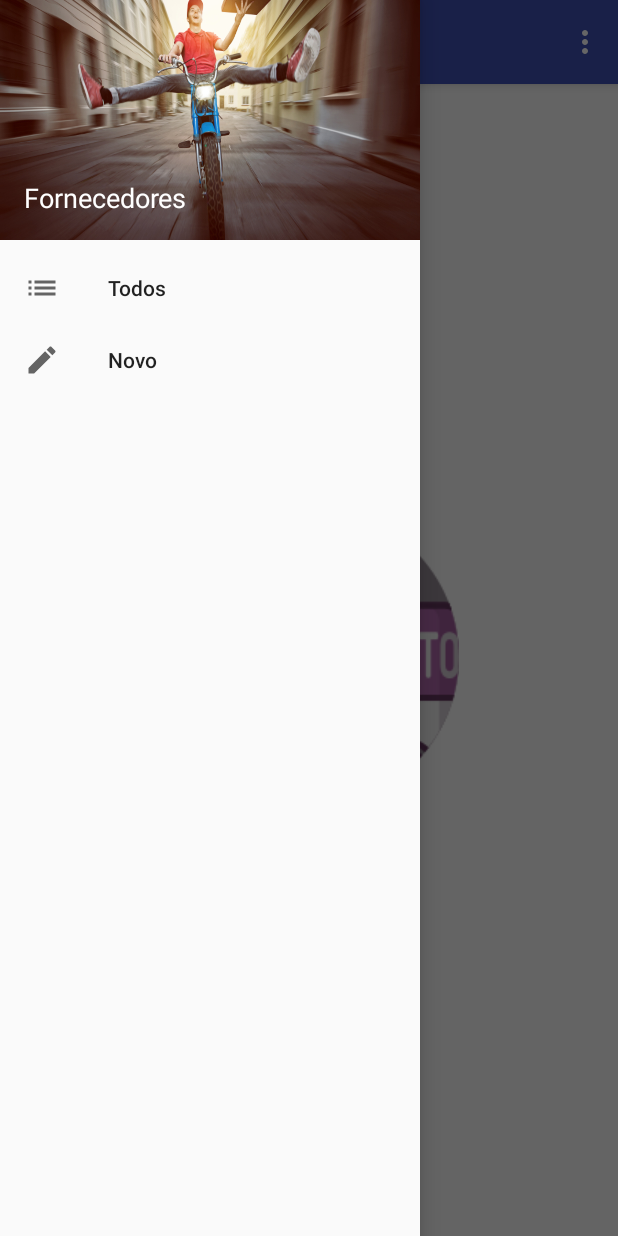
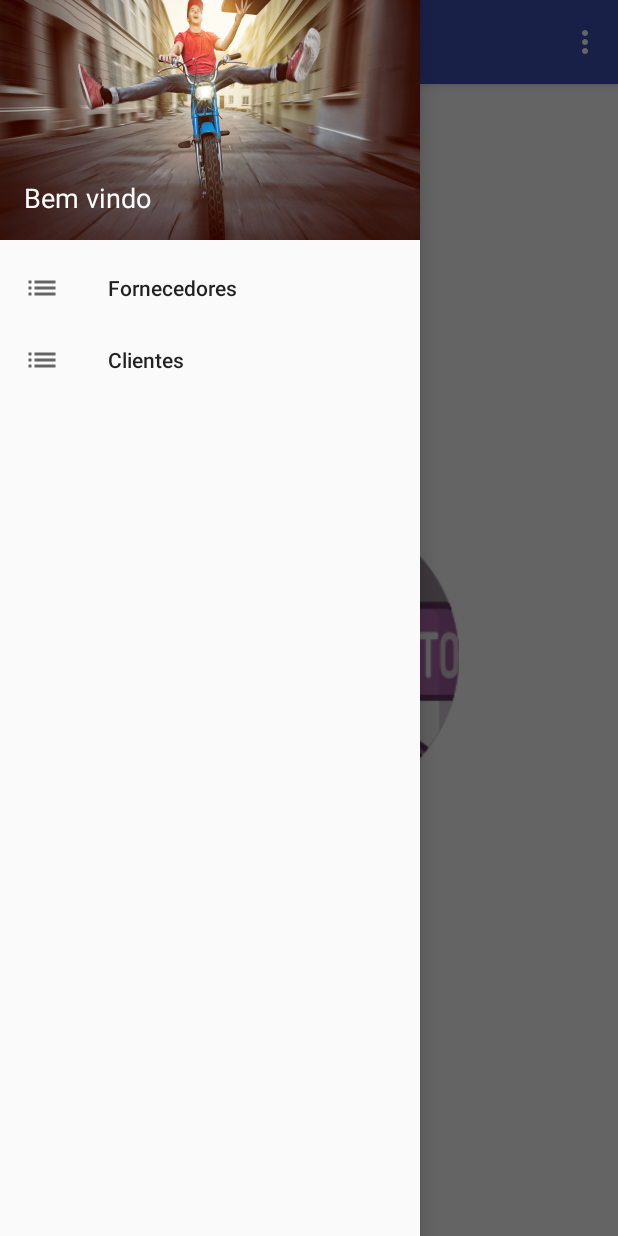
Before and after one commit to jhenriquejrc/SistemaEntrega-appCliente, an Android app: the screen it shows after launch (Navegacao), with the side drawer open, on a phone screen of 412 x 824 dp. Run offline under Robolectric (Android 15) with nearby library versions, the phone set to English and light mode, and no system bars.

Commit message:
Alteracao de layout

```diff
--- a/app/src/main/java/com/joaohenrique/entregas/fornecedores/activities/Navegacao.java
+++ b/app/src/main/java/com/joaohenrique/entregas/fornecedores/activities/Navegacao.java
@@ -74,9 +74,6 @@ public class Navegacao extends AppCompatActivity
         if (id == R.id.todos) {
             Intent i = new Intent(this, ListaTodos.class);
             startActivity(i);
-        } else if (id == R.id.novo) {
-            Intent i = new Intent(this, CriarFornecedor.class);
-            startActivity(i);
         }
 
         DrawerLayout drawer = (DrawerLayout) findViewById(R.id.drawer_layout);
--- a/app/src/main/java/com/joaohenrique/entregas/fornecedores/modelo/Fornecedor.java
+++ b/app/src/main/java/com/joaohenrique/entregas/fornecedores/modelo/Fornecedor.java
@@ -1,8 +1,10 @@
 package com.joaohenrique.entregas.fornecedores.modelo;
+
+import com.joaohenrique.entregas.fornecedores.webservice.handlers.ErroRecurso;
 
 import java.math.BigDecimal;
 
-public class Fornecedor {
+public class Fornecedor extends ErroRecurso {
 
     private Integer codFornecedor;
     private String nome;
@@ -11,6 +13,7 @@ public class Fornecedor {
     private String fone;
     private BigDecimal faturamentoAnual;
     private String dataCadastro;
+
 
     public Fornecedor() {
     }
--- /dev/null
+++ b/app/src/main/res/drawable/oval.xml
@@ -0,0 +1,4 @@
+<?xml version="1.0" encoding="utf-8"?>
+<shape xmlns:android="http://schemas.android.com/apk/res/android" android:shape="oval" >
+    <solid android:color="#FF33AA"></solid>
+</shape>
--- a/app/src/main/res/layout/nav_header_navegacao.xml
+++ b/app/src/main/res/layout/nav_header_navegacao.xml
@@ -16,7 +16,7 @@
         android:layout_width="match_parent"
         android:layout_height="wrap_content"
         android:paddingTop="@dimen/nav_header_vertical_spacing"
-        android:text="Fornecedores"
+        android:text="Bem vindo"
         android:textAppearance="@style/TextAppearance.AppCompat.Body1"
         android:layout_gravity="bottom"
         android:textSize="18sp" />
--- a/app/src/main/res/menu/activity_navegacao_drawer.xml
+++ b/app/src/main/res/menu/activity_navegacao_drawer.xml
@@ -5,11 +5,13 @@
         <item
             android:id="@+id/todos"
             android:icon="@drawable/ic_list_black_24dp"
-            android:title="Todos" />
+            android:title="Fornecedores" />
+    </group>
+    <group android:checkableBehavior="single">
         <item
-            android:id="@+id/novo"
-            android:icon="@drawable/ic_create_black_24dp"
-            android:title="Novo" />
+            android:id="@+id/clientes"
+            android:icon="@drawable/ic_list_black_24dp"
+            android:title="Clientes" />
     </group>
 
 </menu>
--- a/app/src/main/res/values/strings.xml
+++ b/app/src/main/res/values/strings.xml
@@ -1,15 +1,16 @@
 <resources>
-    <string name="app_name">Sistema Entregas</string>
-    <string name="title_activity_navegacao">Carreto</string>
+    <string name="app_name">Carre.to</string>
+    <string name="title_activity_navegacao">Sistema de Entregas</string>
 
-    <string name="navigation_drawer_open">Abrir menu navegação</string>
-    <string name="navigation_drawer_close">Fechar menu navegação</string>
+    <string name="navigation_drawer_open">Abrir Menu</string>
+    <string name="navigation_drawer_close">Fechar Menu</string>
 
     <string name="sobre">Sobre</string>
-    <string name="todos">Todos fornecedores</string>
-    <string name="novo">Criar novo fornecedor</string>
+    <string name="todos">Fornecedores</string>
+    <string name="novo" id='fornecedor'>Novo Fornecedor</string>
 
     <string name="title_activity_splash">SplashActivity</string>
     <string name="dummy_button">Dummy Button</string>
     <string name="dummy_content">DUMMY\nCONTENT</string>
+    <string name="title_activity_main">MainActivity</string>
 </resources>
```
Also changed, not shown: app/src/main/AndroidManifest.xml (+3 -7 lines), app/src/main/java/com/joaohenrique/entregas/fornecedores/activities/CriarFornecedor.java (+17 -4 lines), app/src/main/java/com/joaohenrique/entregas/fornecedores/activities/ListaTodos.java (+12 -1 lines), app/src/main/java/com/joaohenrique/entregas/fornecedores/webservice/handlers/ErroRecurso.java (added, +47 -0 lines), app/src/main/res/drawable/ic_add_white_24dp.xml (added, +9 -0 lines), app/src/main/res/layout/activity_criar_fornecedor.xml (+10 -12 lines), app/src/main/res/layout/listatodos.xml (+15 -2 lines), app/src/main/res/layout/listatodos2.xml (+5 -3 lines), 3 other files.
